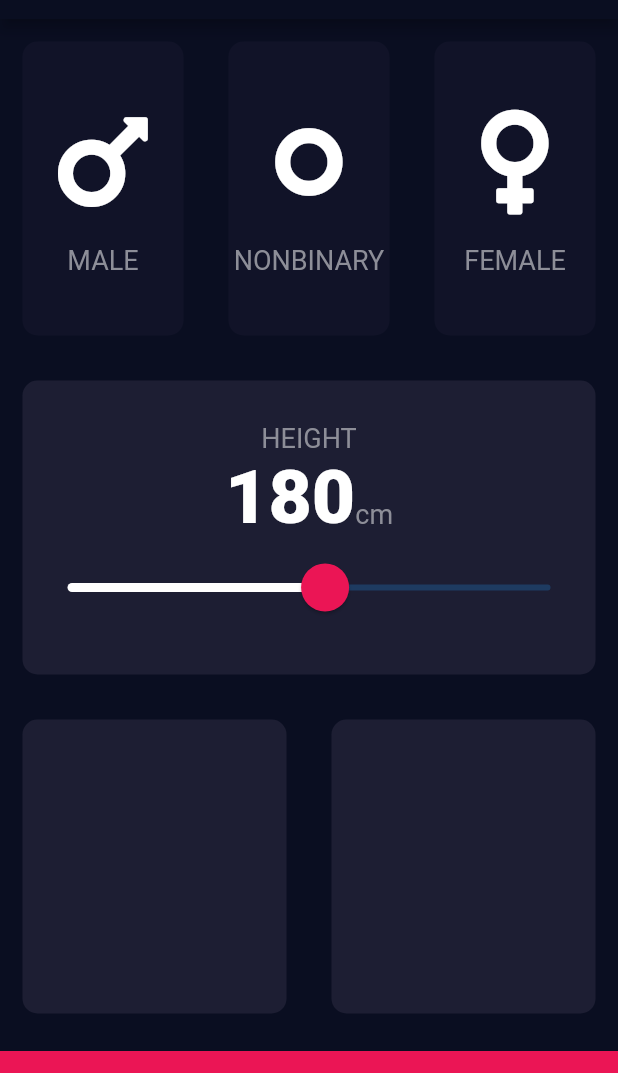
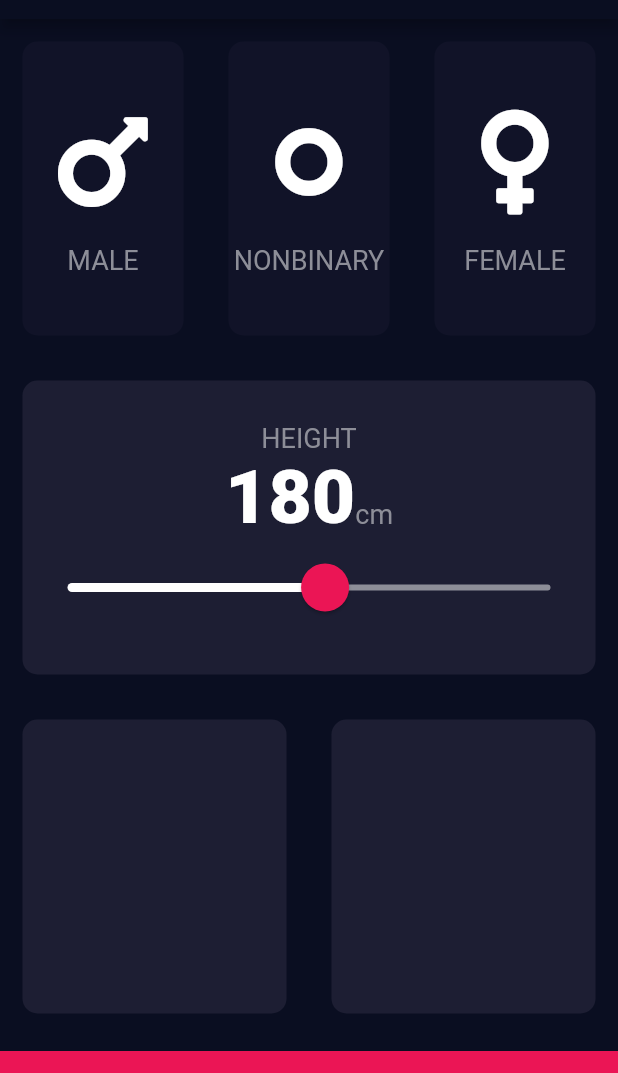
Before and after one commit to dustyfingers/bmi-calc-flutter, a Flutter app: the screen it shows after launch, on a phone screen of 412 x 824 dp, the part 65-1138 px from its top. Run offline on Flutter 3.47's test engine with Material 2 defaults, Android fonts, the phone set to English and light mode, and no system bars; our stand-ins replace font_awesome_flutter.

Commit message:
fixed inactiveTrackColor on slider widget

```diff
--- a/lib/input_page.dart
+++ b/lib/input_page.dart
@@ -108,6 +108,7 @@ class _InputPageState extends State<InputPage> {
                     SliderTheme(
                       data: SliderThemeData(
                         activeTrackColor: Colors.white,
+                        inactiveTrackColor: kInactiveSliderColor,
                         thumbColor: kCallToActionColor,
                         thumbShape: RoundSliderThumbShape(
                           enabledThumbRadius: 16.0,
```
